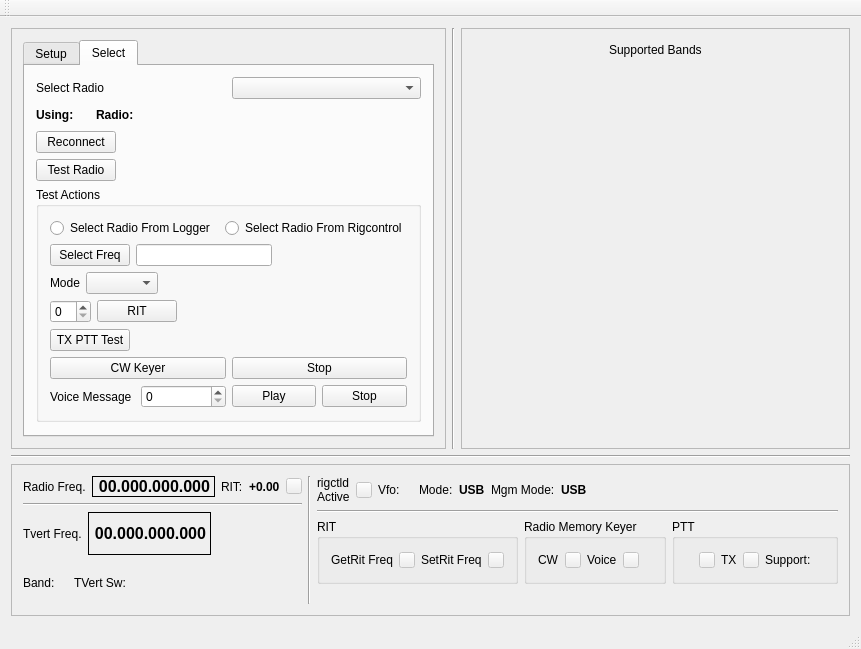
This is mqt/MqtRigControl/rigcontrolmainwindow.ui in Rsclub22/Minos2-Mirror as Qt 5 draws it before an edit. The edited form follows.
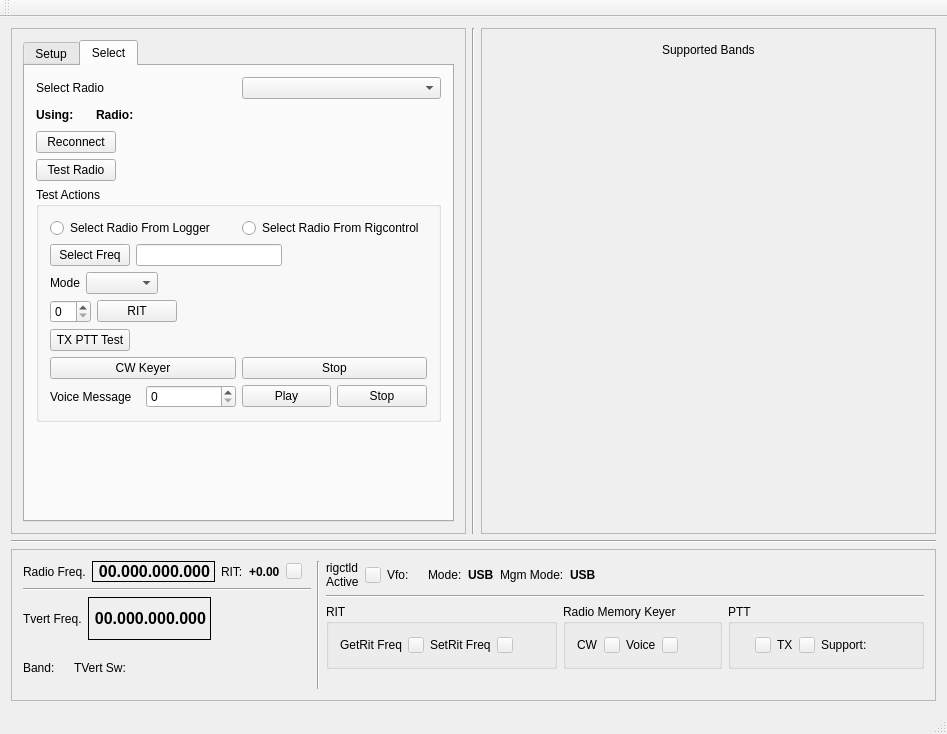
This is the edited form. The open tabs and pages were chosen to show the change. Custom widgets are drawn as their Qt base class.

```diff
--- a/mqt/MqtRigControl/rigcontrolmainwindow.ui
+++ b/mqt/MqtRigControl/rigcontrolmainwindow.ui
@@ -6,8 +6,8 @@
    <rect>
     <x>0</x>
     <y>0</y>
-    <width>851</width>
-    <height>621</height>
+    <width>947</width>
+    <height>734</height>
    </rect>
   </property>
   <property name="windowTitle">
```
Left out of the diff: 74 changed lines with no effect on the pictures.
